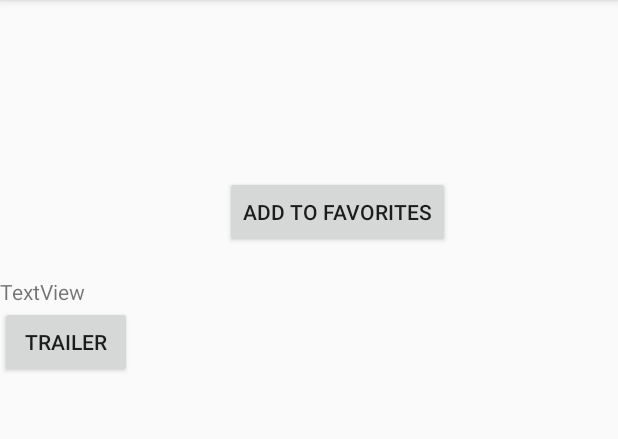
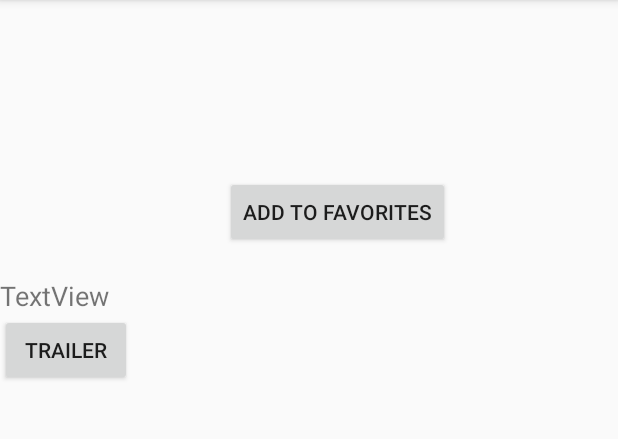
Before and after one commit to Pasupatirajesh/UDMovie, an Android app: the MovieDetailActivity screen opened directly, with no data from a screen before it, after a tap on "TRAILER", on a phone screen of 412 x 824 dp, the part 84-523 px from its top. Run offline under Robolectric (Android 15) with nearby library versions, the phone set to English and light mode, and no system bars; our stand-ins replace Picasso; libraries missing offline, so code that uses them is left out: org.parceler; network calls fail; pictures from the network do not load; 2 statements that could not run were skipped.

Commit message:
Current Master

```diff
--- a/app/src/main/java/com/example/android/movie/NetworkUtils/Network.java
+++ b/app/src/main/java/com/example/android/movie/NetworkUtils/Network.java
@@ -31,7 +31,7 @@ public class Network {
 
     private static final String MOVIE_API_TRAILER_URL = "http://api.themoviedb.org/3/movie/";
 
-    private static final String API_KEY = "YOUR API_KEY";
+    private static final String API_KEY = "0c8e96b68c5e24e2ee85490b30b0e383";
 
 
 
--- a/app/src/main/res/layout/activity_movie_detail.xml
+++ b/app/src/main/res/layout/activity_movie_detail.xml
@@ -1,7 +1,10 @@
 <?xml version="1.0" encoding="utf-8"?>
+<ScrollView xmlns:android="http://schemas.android.com/apk/res/android"
+            xmlns:app="http://schemas.android.com/apk/res-auto"
+            android:layout_width="match_parent"
+            android:layout_height="wrap_content">
 <RelativeLayout
-    xmlns:android="http://schemas.android.com/apk/res/android"
-    xmlns:app="http://schemas.android.com/apk/res-auto"
+
     android:layout_width="match_parent"
     android:layout_height="wrap_content">
 
@@ -48,6 +51,7 @@
         android:layout_width="wrap_content"
         android:layout_height="wrap_content"
         android:text="TextView"
+        android:textSize="18sp"
         android:layout_alignParentLeft="true"
         android:layout_alignParentStart="true"
         android:layout_alignParentRight="true"
@@ -75,3 +79,4 @@
 
 
 </RelativeLayout>
+</ScrollView>
--- a/app/src/main/res/layout/movie_detail.xml
+++ b/app/src/main/res/layout/movie_detail.xml
@@ -5,14 +5,16 @@
 
     <ImageView
         android:id="@+id/iv_movie_poster"
-        android:layout_width="185dp"
-        android:layout_height="185dp"/>
+        android:layout_width="match_parent"
+        android:layout_height="wrap_content"
+        android:adjustViewBounds="true"/>
 
     <TextView
         android:id="@+id/tv_movie_name"
         android:layout_width="wrap_content"
         android:layout_height="wrap_content"
         android:text="@string/movie_name"
+        android:visibility="gone"
         android:layout_below="@+id/iv_movie_poster"
         android:layout_alignParentLeft="true"
         android:layout_alignParentStart="true"
```
Also changed, not shown: app/src/main/java/com/example/android/movie/Activity/MovieActivity.java (+39 -45 lines), app/src/main/java/com/example/android/movie/Activity/MovieDetailActivity.java (+12 -1 lines), app/src/main/java/com/example/android/movie/Misc/AsynctaskCompleteListener.java (added, +10 -0 lines), app/src/main/java/com/example/android/movie/Misc/FetchMovieTask.java (added, +44 -0 lines).
